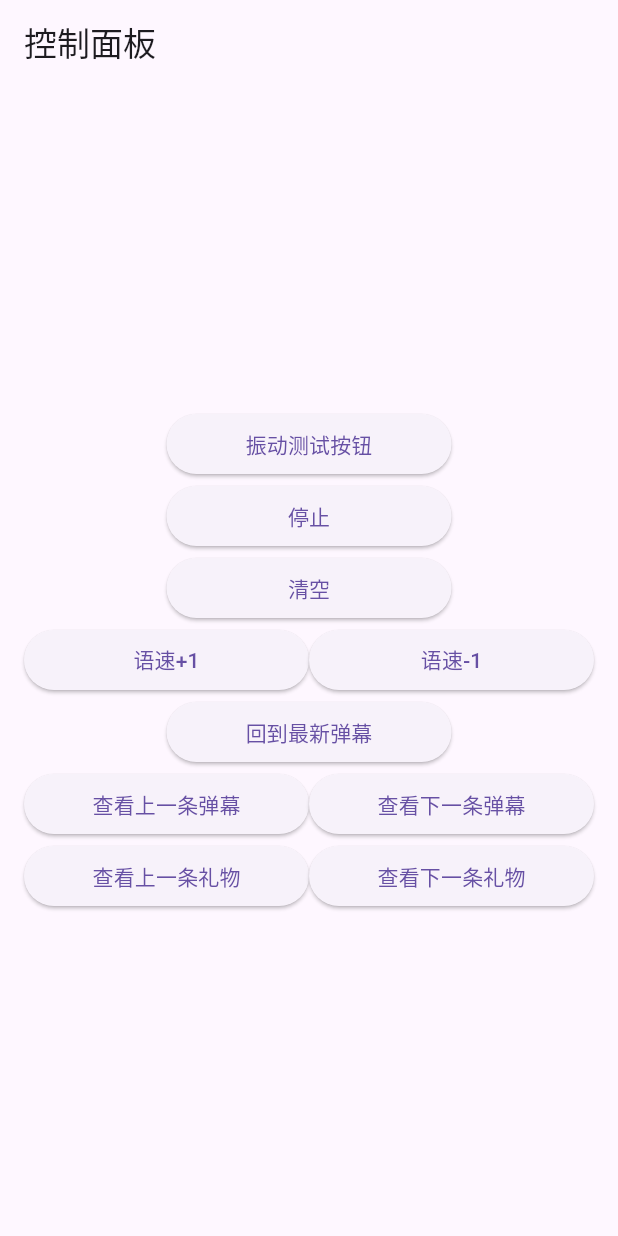
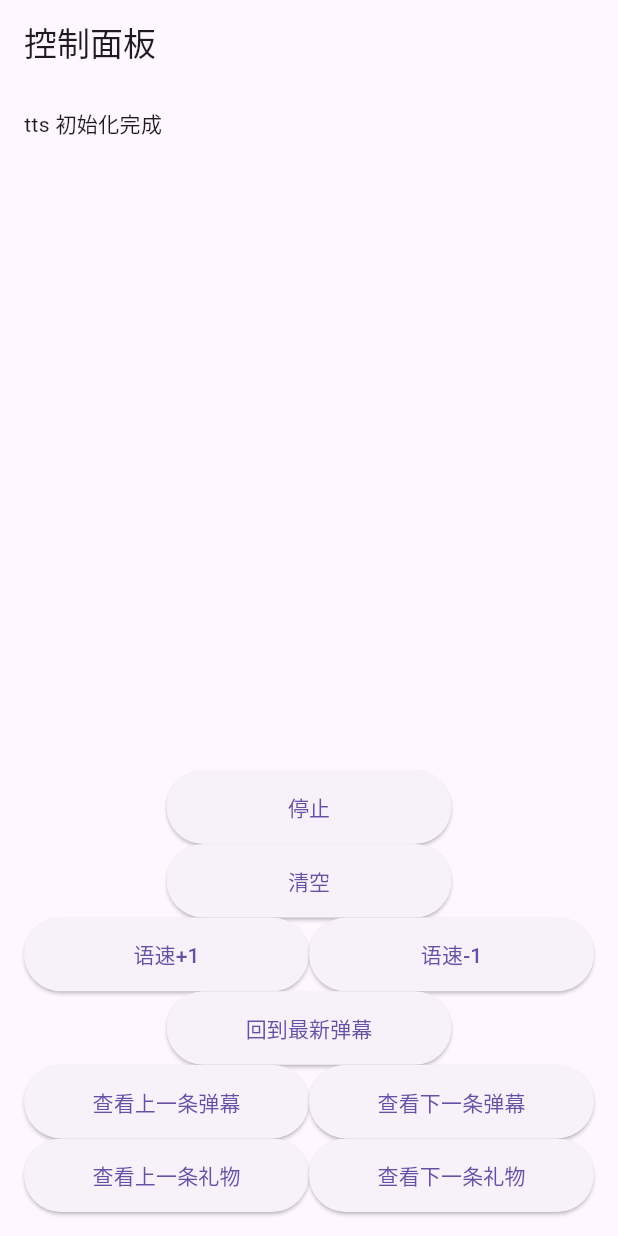
Before and after one commit to DouDouMi00/danmuji_flutter, a Flutter app: the ControlPage screen opened directly, after a tap on "开始", on a phone screen of 412 x 824 dp. Run offline on Flutter 3.47's test engine with Material 3 defaults, Android fonts, the phone set to English and light mode, and no system bars; our stand-ins replace flutter_tts, get, shared_preferences, vibration; missing offline and left inert: brotli, pinyin; accounts and stored records are empty; network calls fail.

Commit message:
整合GetX库并重构控制页面以提高用户体验
- 引入GetX库以优化状态管理和页面导航。
- 重构控制页面布局，增加动态消息列表和底部按钮。
- 添加消息控制器，用于处理消息的添加和清空操作。
- 优化滚动行为，自动和手动滚动到消息列表底部。
- 修正当TTS朗读消息时，消息内容的格式错误。

通过这些更改，我们旨在提高应用的响应性和用户交互质量，同时简化代码维护和扩展。

```diff
--- a/lib/pages/control_page.dart
+++ b/lib/pages/control_page.dart
@@ -6,6 +6,39 @@ import '/services/live.dart';
 import '/services/tts.dart';
 import 'package:vibration/vibration.dart';
 import '/services/logger.dart';
+import 'package:get/get.dart';
+
+late MessageQueueController messageController;
+late ScrollController _scrollController;
+bool showBackToBottomButton = false;
+bool autoScroll = true;
+
+class MessageQueueController extends GetxController {
+  // 创建一个RxList作为消息队列
+  final messages = <String>[].obs;
+
+  // 发送消息的方法
+  void sendMessage(String message) {
+    messages.add(message);
+    if (showBackToBottomButton == false) {
+      autoScroll = true;
+      _scrollController
+          .animateTo(
+        _scrollController.position.maxScrollExtent,
+        duration: const Duration(milliseconds: 300),
+        curve: Curves.easeOut,
+      )
+          .whenComplete(() {
+        autoScroll = false;
+      });
+    }
+  }
+
+  // 清空消息队列的方法
+  void clearMessages() {
+    messages.clear();
+  }
+}
 
 // 控制面板页面，用于管理直播中的各种控制功能，如弹幕阅读、礼物阅读及TTS控制。
 class ControlPage extends StatefulWidget {
@@ -26,6 +59,29 @@ class ControlPageState extends State<ControlPage> {
   late MessageHandler messageHandler;
 
   @override
+  void initState() {
+    super.initState();
+    messageController = Get.put(MessageQueueController());
+    _scrollController = ScrollController();
+    // 检测当前滑动距离是不是在底部
+    _scrollController.addListener(() {
+      if (_scrollController.offset <
+              _scrollController.position.maxScrollExtent &&
+          autoScroll == false) {
+        setState(() {
+          showBackToBottomButton = true;
+        });
+      } else if (_scrollController.offset ==
+          _scrollController.position.maxScrollExtent) {
+        setState(() {
+          showBackToBottomButton = false;
+          autoScroll = true;
+        });
+      }
+    });
+  }
+
+  @override
   void dispose() {
     super.dispose();
     try {
@@ -34,113 +90,189 @@ class ControlPageState extends State<ControlPage> {
       logger.info(e);
     } finally {
       stopTtsTask();
+      messageController.clearMessages();
+      _scrollController.dispose();
     }
   }
 
   @override
   Widget build(BuildContext context) {
-    double screenWidth = MediaQuery.of(context).size.width - 32;
-    double buttonWidth = screenWidth / 2; // 假设每行最多两个按钮
     return Scaffold(
       appBar: AppBar(title: const Text('控制面板')),
       body: Padding(
         padding: const EdgeInsets.all(16.0),
         child: Column(
-          mainAxisAlignment: MainAxisAlignment.center,
           children: [
-            SizedBox(
-              width: buttonWidth,
+            Obx(
+              () => Expanded(
+                flex: 3,
+                child: Stack(
+                  children: [
+                    ListView.builder(
+                      padding: EdgeInsets.zero,
+                      controller: _scrollController,
+                      itemCount: messageController.messages.length,
+                      itemBuilder: (context, index) {
+                        return Text(messageController.messages[index]);
+                      },
+                    ),
+                    // 回到底部的按钮，只有当不在底部时才显示
+                    if (showBackToBottomButton)
+                      Align(
+                        alignment: Alignment.bottomRight,
+                        child: Padding(
+                          padding: const EdgeInsets.all(8.0),
                           child: ElevatedButton(
                             onPressed: () {
-                  Vibration.vibrate(
-                      pattern: [30, 30, 30, 30], intensities: [255, 0, 255, 0]);
+                              setState(() {
+                                showBackToBottomButton = false;
+                                autoScroll = true;
+                              });
+                              _scrollController.animateTo(
+                                _scrollController.position.maxScrollExtent,
+                                duration: const Duration(milliseconds: 300),
+                                curve: Curves.easeOut,
+                              );
                             },
-                child: const Text("振动测试按钮"),
+                            child: const Text('回到底部'),
                           ),
                         ),
+                      ),
+                  ],
+                ),
+              ),
+            ),
+            Expanded(
+              flex: 2,
+              child: LayoutBuilder(
+                  builder: (BuildContext context, BoxConstraints constraints) {
+                double buttonWidth = constraints.maxWidth / 2;
+                return Column(
+                  mainAxisSize: MainAxisSize.min,
+                  children: [
+                    // Expanded(
+                    //   child: ElevatedButton(
+                    //     onPressed: () {
+                    //       Vibration.vibrate(
+                    //           pattern: [30, 30, 30, 30],
+                    //           intensities: [255, 0, 255, 0]);
+                    //     },
+                    //     style: ButtonStyle(
+                    //       minimumSize: WidgetStateProperty.all<Size>(
+                    //         Size(buttonWidth,
+                    //             double.infinity),
+                    //       ),
+                    //     ),
+                    //     child: const Text("振动测试按钮"),
+                    //   ),
+                    // ),
                     // 启动/停止按钮和清空按钮。
-            SizedBox(
-              width: buttonWidth,
+                    Expanded(
                       child: ElevatedButton(
                         onPressed: () {
                           _toggleRunningStatus();
                           _vibrateAndUpdateButtonText();
                         },
+                        style: ButtonStyle(
+                          minimumSize: WidgetStateProperty.all<Size>(
+                            Size(buttonWidth, double.infinity),
+                          ),
+                        ),
                         child: Text(buttonText),
                       ),
                     ),
-            SizedBox(
-              width: buttonWidth,
+                    Expanded(
                       child: ElevatedButton(
                         onPressed: isRunning ? handleFlush : null,
+                        style: ButtonStyle(
+                          minimumSize: WidgetStateProperty.all<Size>(
+                            Size(buttonWidth, double.infinity),
+                          ),
+                        ),
                         child: const Text('清空'),
                       ),
                     ),
                     // TTS语速控制按钮。
-            Row(
-              mainAxisAlignment: MainAxisAlignment.center,
+                    Expanded(
+                      child: Row(
+                        mainAxisAlignment: MainAxisAlignment.spaceEvenly,
+                        crossAxisAlignment: CrossAxisAlignment.stretch,
                         children: [
-                SizedBox(
-                  width: buttonWidth,
+                          Expanded(
                             child: ElevatedButton(
                               onPressed: isRunning ? handleTTSRatePlus : null,
                               child: const Text('语速+1'),
                             ),
                           ),
-                SizedBox(
-                  width: buttonWidth,
+                          Expanded(
                             child: ElevatedButton(
-                    onPressed: isRunning ? handleTTSVolumeMinus : null,
+                              onPressed:
+                                  isRunning ? handleTTSVolumeMinus : null,
                               child: const Text('语速-1'),
                             ),
                           ),
                         ],
                       ),
+                    ),
                     // 弹幕和礼物控制按钮，用于浏览历史弹幕和礼物。
-            SizedBox(
-              width: buttonWidth,
+                    Expanded(
                       child: ElevatedButton(
                         onPressed: isRunning ? handleReadNewestMessages : null,
+                        style: ButtonStyle(
+                          minimumSize: WidgetStateProperty.all<Size>(
+                            Size(buttonWidth, double.infinity),
+                          ),
+                        ),
                         child: const Text('回到最新弹幕'),
                       ),
                     ),
-            Row(
-              mainAxisAlignment: MainAxisAlignment.spaceBetween,
+                    Expanded(
+                      child: Row(
+                        mainAxisAlignment: MainAxisAlignment.spaceEvenly,
+                        crossAxisAlignment: CrossAxisAlignment.stretch,
                         children: [
-                SizedBox(
-                  width: buttonWidth,
+                          Expanded(
                             child: ElevatedButton(
-                    onPressed: isRunning ? handleReadNextHistoryDanmu : null,
+                              onPressed:
+                                  isRunning ? handleReadNextHistoryDanmu : null,
                               child: const Text('查看上一条弹幕'),
                             ),
                           ),
-                SizedBox(
-                  width: buttonWidth,
+                          Expanded(
                             child: ElevatedButton(
-                    onPressed: isRunning ? handleReadLastHistoryDanmu : null,
+                              onPressed:
+                                  isRunning ? handleReadLastHistoryDanmu : null,
                               child: const Text('查看下一条弹幕'),
                             ),
                           ),
                         ],
                       ),
-            Row(
-              mainAxisAlignment: MainAxisAlignment.spaceBetween,
+                    ),
+                    Expanded(
+                      child: Row(
+                        mainAxisAlignment: MainAxisAlignment.spaceEvenly,
+                        crossAxisAlignment: CrossAxisAlignment.stretch,
                         children: [
-                SizedBox(
-                  width: buttonWidth,
+                          Expanded(
                             child: ElevatedButton(
-                    onPressed: isRunning ? handleReadNextGiftMessages : null,
+                              onPressed:
+                                  isRunning ? handleReadNextGiftMessages : null,
                               child: const Text('查看上一条礼物'),
                             ),
                           ),
-                SizedBox(
-                  width: buttonWidth,
+                          Expanded(
                             child: ElevatedButton(
-                    onPressed: isRunning ? handleReadLastGiftMessages : null,
+                              onPressed:
+                                  isRunning ? handleReadLastGiftMessages : null,
                               child: const Text('查看下一条礼物'),
                             ),
                           ),
                         ],
+                      ),
+                    ),
+                  ],
+                );
+              }),
             ),
           ],
         ),
--- a/lib/services/tts.dart
+++ b/lib/services/tts.dart
@@ -4,6 +4,7 @@ import 'dart:math';
 import '/services/messages_handler.dart'
     show popMessagesQueue, getHaveReadMessages;
 import '/services/logger.dart';
+import '/pages/control_page.dart' show messageController;
 
 late FlutterTts flutterTts;
 TtsState ttsState = TtsState.stopped;
@@ -38,7 +39,7 @@ String messagesToText(Map<String, dynamic> msg) {
         filterConfig.readfansMedalName && msg['fansMedalLevel'] != 0
             ? '${msg['fansMedalLevel']}级'
             : '';
-    return '$liveRoomGuardLeveltxt $fansMedalNametxt $fansMedalLeveltxt ${msg['uname']}说${msg['msg']}';
+    return '$liveRoomGuardLeveltxt$fansMedalNametxt$fansMedalLeveltxt${msg['uname']}说 : ${msg['msg']}';
   } else if (msg['type'] == 'gift') {
     return '感谢${msg['uname']}送出的${msg['num']}个${msg['giftName']}';
   } else if (msg['type'] == 'guardBuy') {
@@ -66,6 +67,7 @@ Future<void> tts(String text, [channel = 0, config]) async {
     await Future.delayed(const Duration(milliseconds: 100));
   }
   ttsState = TtsState.playing;
+  messageController.sendMessage(text);
   await flutterTts.speak(text);
 }
 
```
Lines whose indentation alone changed are shown as unchanged.
